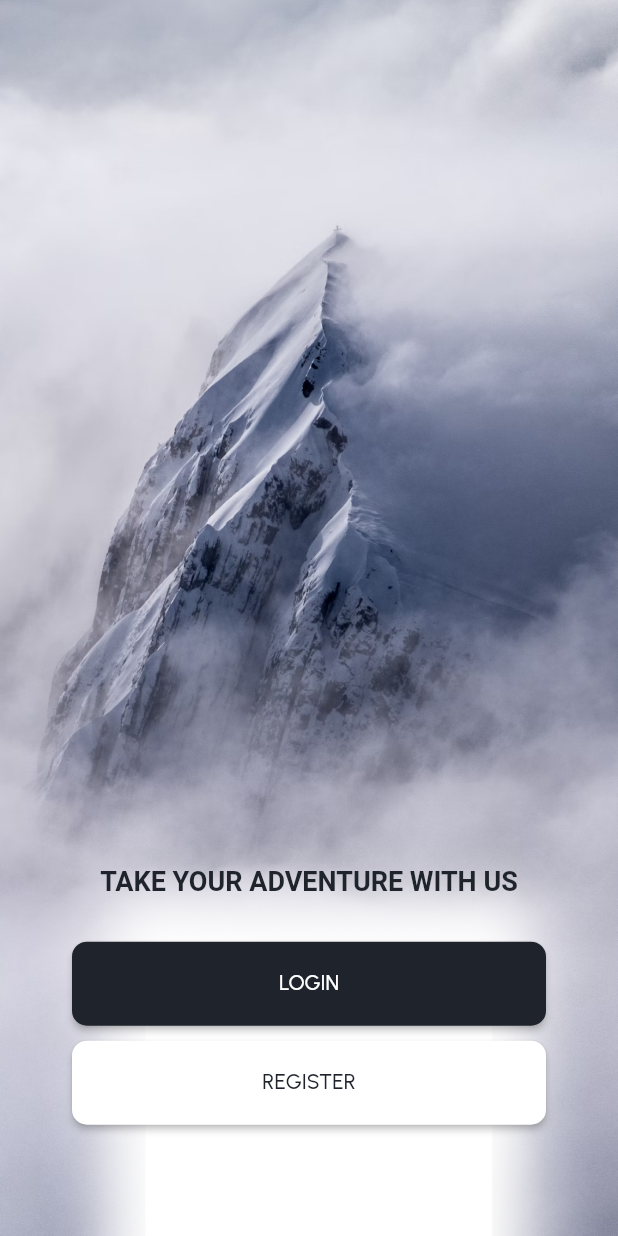
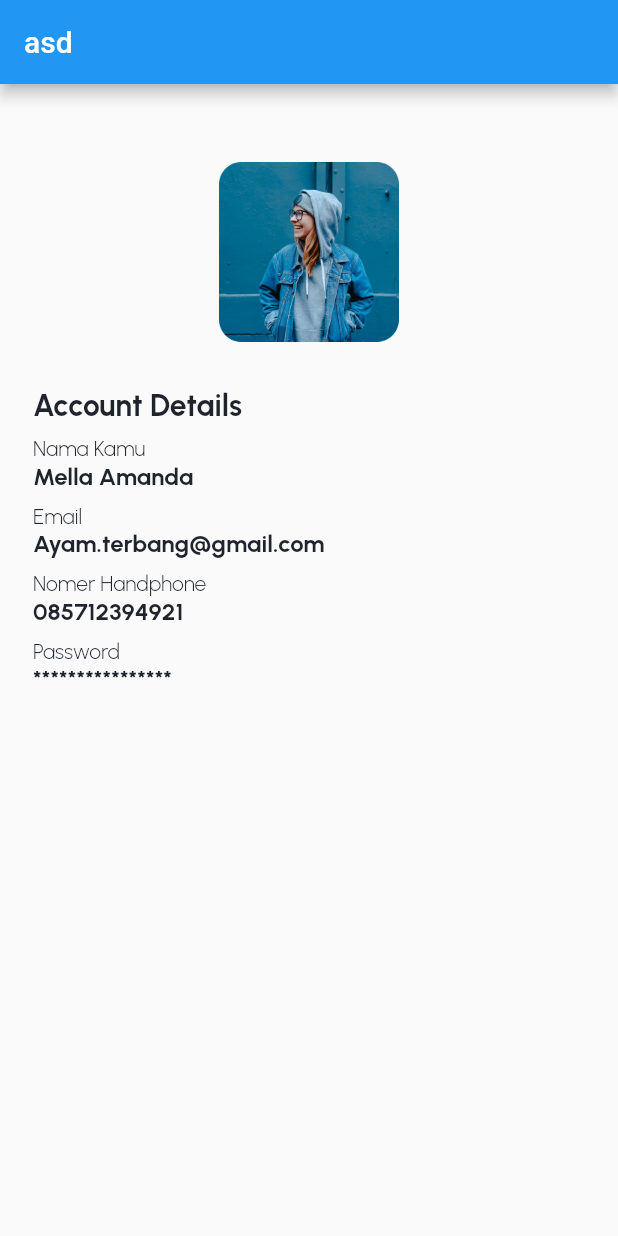
Before and after one commit to adiyuda46/rent, a Flutter app: the screen it shows after launch, on a phone screen of 412 x 824 dp. Run offline on Flutter 3.47's test engine with Material 2 defaults, Android fonts, the phone set to English and light mode, and no system bars; our stand-ins replace google_fonts.

Commit message:
create profile page route

```diff
--- a/lib/main.dart
+++ b/lib/main.dart
@@ -5,6 +5,7 @@ import 'package:rent/ui/page/detailProduct.dart';
 import 'package:rent/ui/page/home.dart';
 import 'package:rent/ui/page/loginPage.dart';
 import 'package:rent/ui/page/passwordChange.dart';
+import 'package:rent/ui/page/profile.dart';
 import 'package:rent/ui/page/registerPage.dart';
 import 'package:rent/ui/page/splash.dart';
 import 'package:rent/ui/page/welcome.dart';
@@ -20,7 +21,7 @@ class MyApp extends StatelessWidget {
   Widget build(BuildContext context) {
     return MaterialApp(
       debugShowCheckedModeBanner: false,
-      home: WelcomePage(),
+      home: profilePage(),
       routes: {
        // '/': (context) => SplashPage(),
         '/WelcomePage': (contex) => WelcomePage(),
@@ -31,6 +32,7 @@ class MyApp extends StatelessWidget {
         '/ForgetPass':(context) => ForgetPass(),
         '/CreateNewPass':(context) => CreateNewPass(),
         '/PasswordChange':(context) => PasswordChange(),
+        '/profilePage':(context) => profilePage(),
       },
     );
   }
--- a/lib/shared.dart/theme.dart
+++ b/lib/shared.dart/theme.dart
@@ -21,6 +21,16 @@ TextStyle cyanTextStyle = GoogleFonts.urbanist(
 TextStyle primaryText = GoogleFonts.urbanist(
   color: kBlackColor, fontSize: 30, fontWeight: bold
 );
+TextStyle textFont16 = GoogleFonts.urbanist(
+  color: kBlackColor, fontSize: 16, fontWeight: bold
+);
+TextStyle textFont20 = GoogleFonts.urbanist(
+  color: kBlackColor, fontSize: 20, fontWeight: bold
+);
+TextStyle textFont14 = GoogleFonts.urbanist(
+  color: kBlackColor, fontSize: 14, fontWeight: light
+);
+
 
 FontWeight light = FontWeight.w300;
 FontWeight regular = FontWeight.w400;
--- /dev/null
+++ b/lib/ui/page/profile.dart
@@ -0,0 +1,50 @@
+import 'package:flutter/material.dart';
+import 'package:rent/shared.dart/theme.dart';
+import 'package:rent/ui/widget/enter.dart';
+
+class profilePage extends StatelessWidget {
+  const profilePage({super.key});
+
+  @override
+  Widget build(BuildContext context) {
+    return Scaffold(
+      appBar: AppBar(
+        title: Text('asd'),
+      ),
+      body: Padding(
+        padding: const EdgeInsets.all(22.0),
+        child: Column(
+          //mainAxisAlignment: MainAxisAlignment.start,
+          crossAxisAlignment: CrossAxisAlignment.start,
+          children: [
+            Enter(enter: 30),
+           Center(
+            child: Container(
+              width: 120,
+              height: 120,
+              child: Image.asset(
+                'assets/profile.png'
+              )
+            ),
+           ),
+           Enter(enter: 30),
+           Text('Account Details', style: textFont20),
+           Enter(enter: 9),
+           Text('Nama Kamu', style: textFont14),
+           Text('Mella Amanda', style: textFont16),
+           Enter(enter: 9),
+           Text('Email', style: textFont14),
+           Text('Ayam.terbang@gmail.com',style: textFont16),
+           Enter(enter: 9),
+           Text('Nomer Handphone', style: textFont14),
+           Text('085712394921', style: textFont16),
+           Enter(enter: 9),
+           Text('Password', style: textFont14),
+           Text('****************', style: textFont16),
+
+          ],
+        ),
+      ),
+    );
+  }
+}
```
Also changed, not shown: lib/ui/page/forgotpassword.dart (deleted, +0 -63 lines), assets/profile.png (added).
